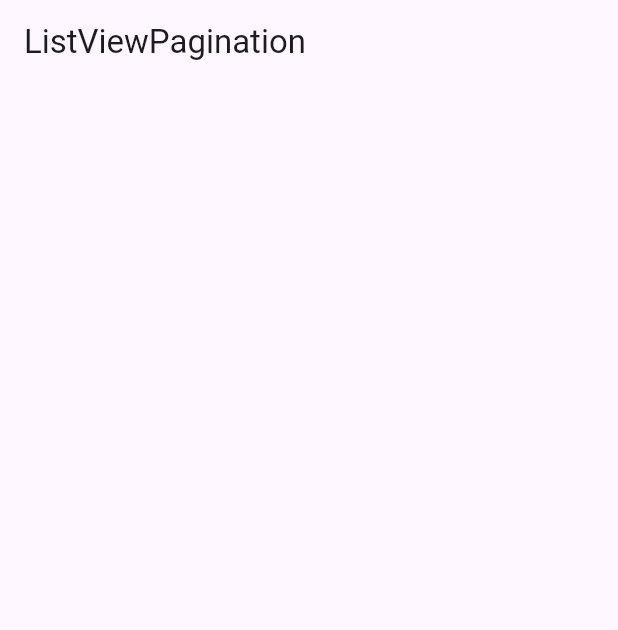
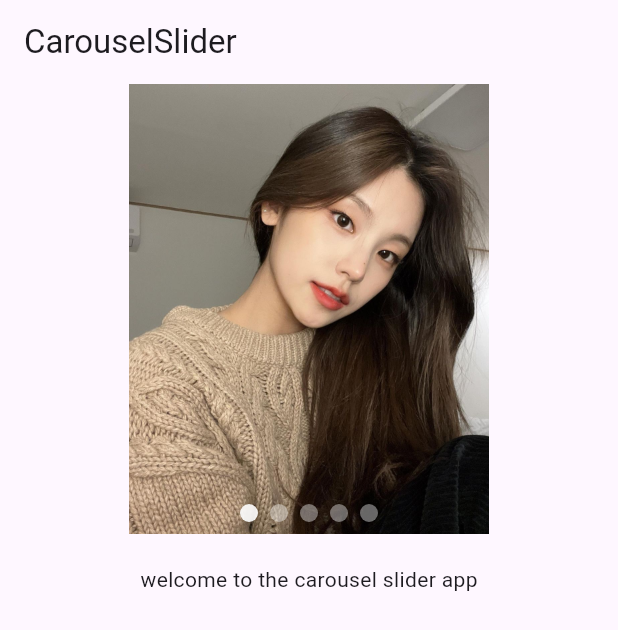
Before and after one commit to kangminchan99/Flutter_Basic, a Flutter app: the screen it shows after launch, on a phone screen of 412 x 824 dp. Shown: the top 630 px of the screen. Run offline on Flutter 3.47's test engine with Material 2 defaults, Android fonts, the phone set to English and light mode, and no system bars; drawn by our look-alikes of carousel_slider; our stand-ins replace dio, flutter_local_notifications, shared_preferences, webview_flutter; missing offline and left inert: dart:ffi, webview_flutter_android, webview_flutter_wkwebview.

Commit message:
Carousel Slider

```diff
--- a/lib/main.dart
+++ b/lib/main.dart
@@ -3,6 +3,7 @@ import 'package:flutter_basic/provider/album_provider.dart';
 import 'package:flutter_basic/screens/alert_dialog_screen.dart';
 import 'package:flutter_basic/screens/align_screen.dart';
 import 'package:flutter_basic/screens/bottom_nav_screen.dart';
+import 'package:flutter_basic/screens/carousel_slider.dart';
 import 'package:flutter_basic/screens/flexible_screen.dart';
 import 'package:flutter_basic/screens/form/form_screen.dart';
 import 'package:flutter_basic/screens/form/success_screen.dart';
@@ -38,7 +39,7 @@ class MyApp extends StatelessWidget {
         colorScheme: ColorScheme.fromSeed(seedColor: Colors.deepPurple),
         useMaterial3: true,
       ),
-      home: const ListViewPaginationScreen(),
+      home: const CarouselSliderScreen(),
     );
   }
 }
--- /dev/null
+++ b/lib/screens/carousel_slider.dart
@@ -0,0 +1,100 @@
+import 'package:carousel_slider/carousel_controller.dart';
+import 'package:carousel_slider/carousel_slider.dart';
+import 'package:flutter/material.dart';
+
+class CarouselSliderScreen extends StatefulWidget {
+  const CarouselSliderScreen({super.key});
+
+  @override
+  State<CarouselSliderScreen> createState() => _CarouselSliderScreenState();
+}
+
+class _CarouselSliderScreenState extends State<CarouselSliderScreen> {
+  int _current = 0;
+  final CarouselController _carouselController = CarouselController();
+  List<String> imageList = [
+    'assets/images/yeji.jpeg',
+    'assets/images/yeji_1.jpeg',
+    'assets/images/yeji_2.jpeg',
+    'assets/images/yeji_3.jpeg',
+    'assets/images/yeji_4.jpeg',
+  ];
+
+  @override
+  Widget build(BuildContext context) {
+    return Scaffold(
+      appBar: AppBar(
+        title: const Text("CarouselSlider"),
+      ),
+      body: Column(
+        children: [
+          SizedBox(
+            height: 300,
+            child: Stack(
+              children: [
+                sliderWidget(),
+                sliderIndicator(),
+              ],
+            ),
+          ),
+          Container(
+            padding: const EdgeInsets.all(20),
+            child: const Text('welcome to the carousel slider app'),
+          ),
+        ],
+      ),
+    );
+  }
+
+  Widget sliderWidget() {
+    return CarouselSlider(
+      carouselController: _carouselController,
+      items: imageList.map(
+        (imgLink) {
+          return Builder(
+            builder: (context) {
+              return SizedBox(
+                width: MediaQuery.of(context).size.width,
+                child: Image.asset(imgLink),
+              );
+            },
+          );
+        },
+      ).toList(),
+      options: CarouselOptions(
+          height: 300,
+          viewportFraction: 1,
+          autoPlay: true,
+          autoPlayInterval: const Duration(seconds: 4),
+          onPageChanged: (index, reason) {
+            setState(() {
+              _current = index;
+            });
+          }),
+    );
+  }
+
+  Widget sliderIndicator() {
+    return Align(
+      alignment: Alignment.bottomCenter,
+      child: Row(
+        mainAxisAlignment: MainAxisAlignment.center,
+        children: imageList.asMap().entries.map((entry) {
+          return GestureDetector(
+            onTap: () => _carouselController.animateToPage(entry.key),
+            child: Container(
+              width: 12,
+              height: 12,
+              margin: const EdgeInsets.symmetric(vertical: 8, horizontal: 4),
+              decoration: BoxDecoration(
+                shape: BoxShape.circle,
+                color:
+                    Colors.white.withOpacity(_current == entry.key ? 0.9 : 0.4),
+              ),
+            ),
+          );
+        }).toList(),
+      ),
+    );
+  }
+}
--- a/pubspec.yaml
+++ b/pubspec.yaml
@@ -43,6 +43,7 @@ dependencies:
   webview_flutter: ^4.2.4
   webview_flutter_android: ^3.9.5
   webview_flutter_wkwebview: ^3.7.4
+  carousel_slider: ^4.2.1
 
 dev_dependencies:
   flutter_test:
@@ -69,6 +70,7 @@ flutter:
   # To add assets to your application, add an assets section, like this:
   assets:
     - lib/users.json
+    - assets/images/
   #   - images/a_dot_ham.jpeg
 
   # An image asset can refer to one or more resolution-specific "variants", see
```
Also changed, not shown: assets/images/yeji.jpeg (added), assets/images/yeji_1.jpeg (added), assets/images/yeji_2.jpeg (added), assets/images/yeji_3.jpeg (added), assets/images/yeji_4.jpeg (added), pubspec.lock.
